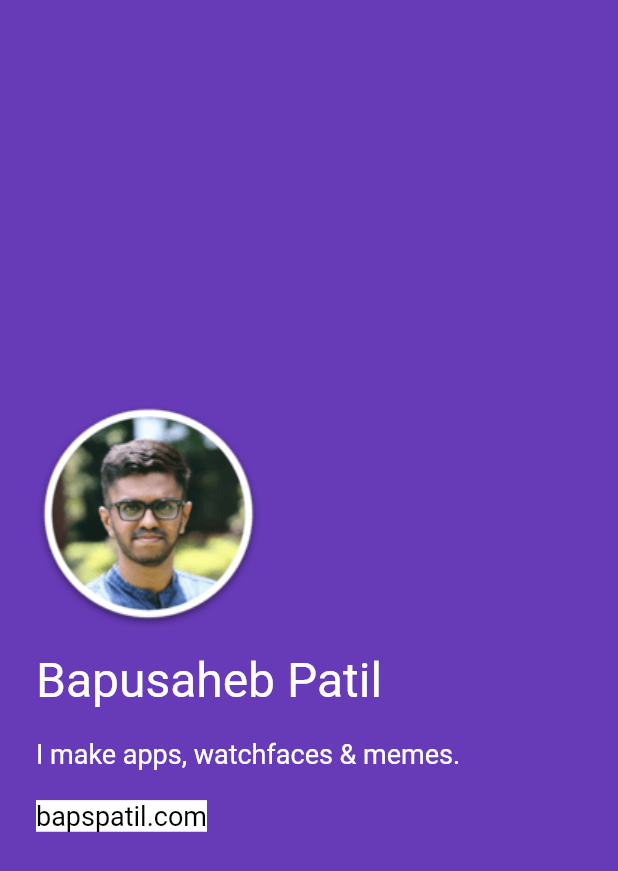
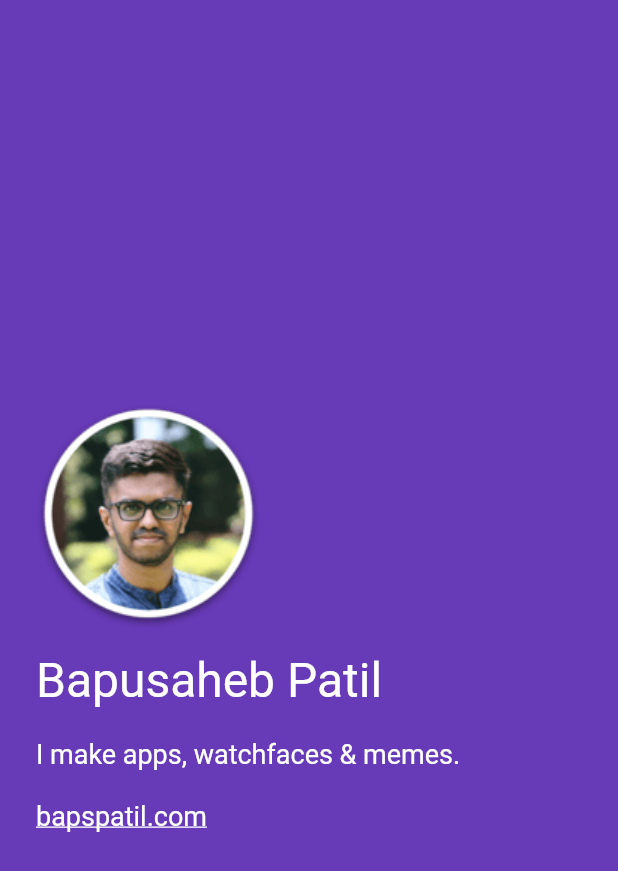
Before and after one commit to bapspatil/kut_in, a Flutter app: the AboutScreen screen opened directly, on a phone screen of 412 x 824 dp. Shown: the top 871 px of the screen. Run offline on Flutter 3.47's test engine with Material 2 defaults, Android fonts, the phone set to English and light mode, and no system bars; network calls fail.

Commit message:
Made UI changes + Released v1.1.0

```diff
--- a/lib/about_screen.dart
+++ b/lib/about_screen.dart
@@ -27,7 +27,7 @@ class AboutScreen extends StatelessWidget {
             SizedBox(height: 20),
             GestureDetector(
               onTap: () { _openWebsite(); },
-              child: Text('bapspatil.com', style: TextStyle(fontSize: 18.0, backgroundColor: Colors.white, color: Colors.black)),
+              child: Text('bapspatil.com', style: TextStyle(fontSize: 18.0, decoration: TextDecoration.underline)),
             ),
           ],
         ),
--- a/lib/main.dart
+++ b/lib/main.dart
@@ -68,7 +68,6 @@ class _HomeScreenState extends State<HomeScreen> {
   void initState() {
     super.initState();
     getQuote();
-    _gradientColors.shuffle(_random);
     _colorOne = _gradientColors[0];
     _colorTwo = _gradientColors[1];
   }
@@ -90,14 +89,15 @@ class _HomeScreenState extends State<HomeScreen> {
                     Align(
                       alignment: Alignment.bottomCenter,
                       child: Padding(
-                        padding: const EdgeInsets.only(top: 16.0),
+                        padding: const EdgeInsets.only(top: 24.0),
                         child: Text('KUT IN'),
                       ),
                     ),
                     Align(
                       alignment: Alignment.centerRight,
                       child: IconButton(
-                        icon: Icon(Icons.info, color: Colors.white),
+                        padding: const EdgeInsets.only(top: 18.0),
+                        icon: Icon(Icons.info_outline, color: Colors.white),
                         onPressed: () {
                           Navigator.push(
                               context,
```
Also changed, not shown: 1 other file.
